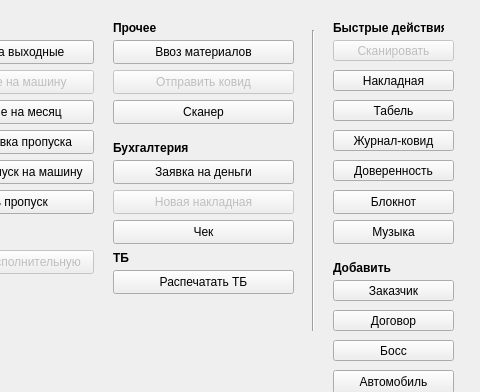
The window that my_helper/notebook/designer_ui/main_menu.ui (SmolPO/vertical) describes before a commit, drawn with Qt 5; both pictures show x 107 to 587 and y 0 to 392 of the 587 by 563 pixel window.
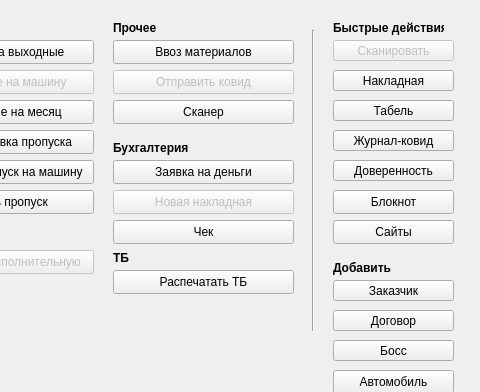
The same window after the commit.

What changed in the file:
```diff
--- a/my_helper/notebook/designer_ui/main_menu.ui
+++ b/my_helper/notebook/designer_ui/main_menu.ui
@@ -536,7 +536,7 @@
      </rect>
     </property>
     <property name="text">
-     <string>Музыка</string>
+     <string>Сайты</string>
     </property>
    </widget>
    <widget class="QPushButton" name="b_new_auto">
```
